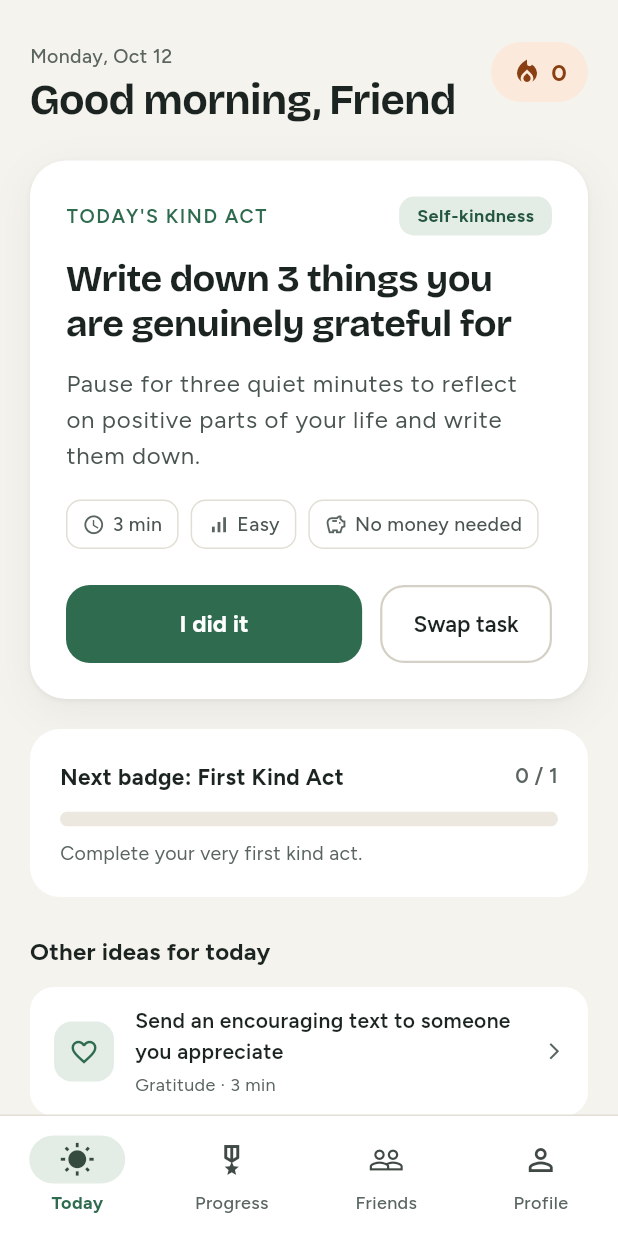
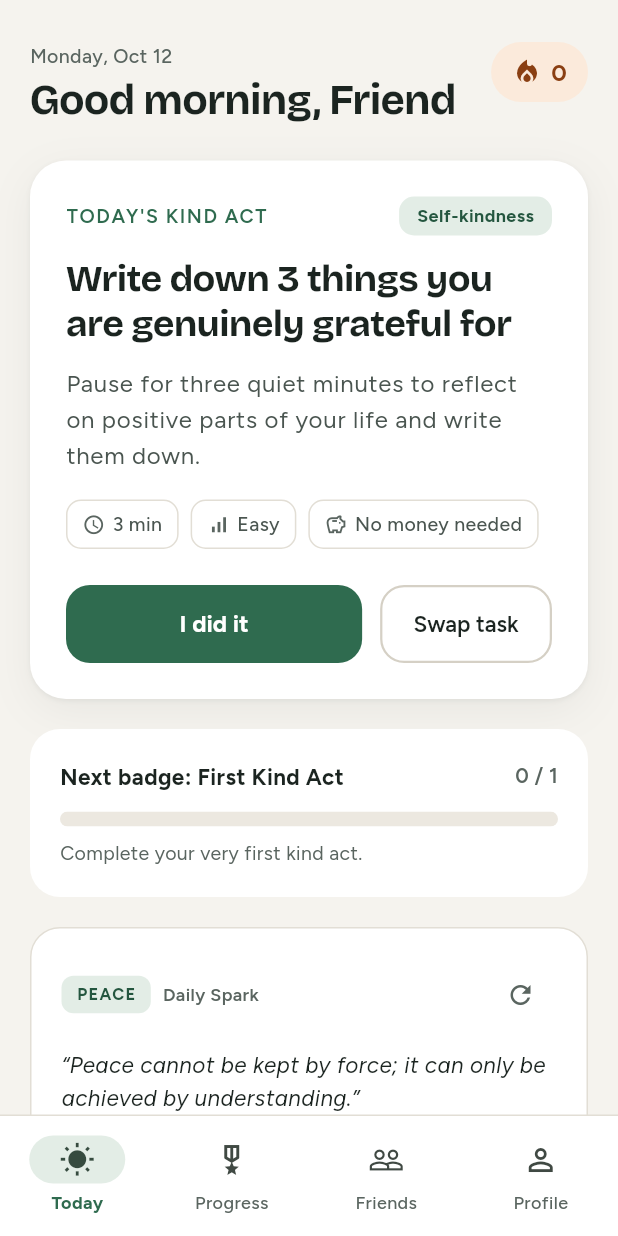
Before and after one commit to alihamzajj/be-kind-app, a Flutter app: the TodayScreen screen opened by its route, on a phone screen of 412 x 824 dp. Run offline on Flutter 3.47's test engine with Material 3 defaults, Android fonts, the phone set to English and light mode, and no system bars; our stand-ins replace flutter_riverpod, go_router, google_fonts, shared_preferences; accounts and stored records are empty.

Commit message:
feat: add random motivational quote card on random topics with refresh action

```diff
--- /dev/null
+++ b/lib/features/home/models/motivational_quote.dart
@@ -0,0 +1,25 @@
+class MotivationalQuote {
+  const MotivationalQuote({
+    required this.quote,
+    required this.author,
+    required this.topic,
+  });
+
+  final String quote;
+  final String author;
+  final String topic;
+
+  factory MotivationalQuote.fromJson(Map<String, dynamic> json) {
+    return MotivationalQuote(
+      quote: json['quote'] as String,
+      author: json['author'] as String,
+      topic: json['topic'] as String,
+    );
+  }
+
+  Map<String, dynamic> toJson() => {
+        'quote': quote,
+        'author': author,
+        'topic': topic,
+      };
+}
--- /dev/null
+++ b/lib/features/home/services/quote_library.dart
@@ -0,0 +1,98 @@
+import 'dart:math';
+import '../models/motivational_quote.dart';
+
+class QuoteLibrary {
+  static const List<MotivationalQuote> quotes = [
+    MotivationalQuote(
+      quote: "No act of kindness, no matter how small, is ever wasted.",
+      author: "Aesop",
+      topic: "Kindness",
+    ),
+    MotivationalQuote(
+      quote: "Kind words can be short and easy to speak, but their echoes are truly endless.",
+      author: "Mother Teresa",
+      topic: "Compassion",
+    ),
+    MotivationalQuote(
+      quote: "Constant kindness can accomplish much. As the sun makes ice melt, kindness causes misunderstanding, mistrust, and hostility to evaporate.",
+      author: "Albert Schweitzer",
+      topic: "Growth",
+    ),
+    MotivationalQuote(
+      quote: "A single gentle word can transform someone's entire day.",
+      author: "Dalai Lama",
+      topic: "Empathy",
+    ),
+    MotivationalQuote(
+      quote: "Try to be a rainbow in someone's cloud.",
+      author: "Maya Angelou",
+      topic: "Hope",
+    ),
+    MotivationalQuote(
+      quote: "We make a living by what we get, but we make a life by what we give.",
+      author: "Winston Churchill",
+      topic: "Generosity",
+    ),
+    MotivationalQuote(
+      quote: "Tenderness and kindness are not signs of weakness and despair, but manifestations of strength and resolution.",
+      author: "Kahlil Gibran",
+      topic: "Strength",
+    ),
+    MotivationalQuote(
+      quote: "Wherever there is a human being, there is an opportunity for a kindness.",
+      author: "Seneca",
+      topic: "Community",
+    ),
+    MotivationalQuote(
+      quote: "Kindness is the language which the deaf can hear and the blind can see.",
+      author: "Mark Twain",
+      topic: "Humanity",
+    ),
+    MotivationalQuote(
+      quote: "You cannot do a kindness too soon, for you never know how soon it will be too late.",
+      author: "Ralph Waldo Emerson",
+      topic: "Presence",
+    ),
+    MotivationalQuote(
+      quote: "What wisdom can you find that is greater than kindness?",
+      author: "Jean-Jacques Rousseau",
+      topic: "Wisdom",
+    ),
+    MotivationalQuote(
+      quote: "In a world where you can be anything, be kind.",
+      author: "Jennifer Dukes Lee",
+      topic: "Purpose",
+    ),
+    MotivationalQuote(
+      quote: "Peace cannot be kept by force; it can only be achieved by understanding.",
+      author: "Albert Einstein",
+      topic: "Peace",
+    ),
+    MotivationalQuote(
+      quote: "To love oneself is the beginning of a lifelong romance.",
+      author: "Oscar Wilde",
+      topic: "Self-Care",
+    ),
+    MotivationalQuote(
+      quote: "The smallest act of caring has the potential to turn a life around.",
+      author: "Mary Anne Radmacher",
+      topic: "Caring",
+    ),
+    MotivationalQuote(
+      quote: "Give what you have. To someone, it may be better than you dare to think.",
+      author: "Henry Wadsworth Longfellow",
+      topic: "Generosity",
+    ),
+  ];
+
+  /// Returns a random quote, optionally avoiding the current quote
+  static MotivationalQuote getRandomQuote([MotivationalQuote? current]) {
+    final random = Random();
+    if (quotes.length <= 1) return quotes.first;
+    MotivationalQuote selected;
+    do {
+      selected = quotes[random.nextInt(quotes.length)];
+    } while (current != null && selected.quote == current.quote);
+    return selected;
+  }
+}
--- a/lib/features/home/today_screen.dart
+++ b/lib/features/home/today_screen.dart
@@ -3,10 +3,32 @@ import 'package:flutter_riverpod/flutter_riverpod.dart';
 import 'package:go_router/go_router.dart';
 import 'package:be_kind/app/theme/app_colors.dart';
 import 'package:be_kind/features/home/controllers/daily_controller.dart';
+import 'package:be_kind/features/home/models/motivational_quote.dart';
+import 'package:be_kind/features/home/services/quote_library.dart';
 import 'package:be_kind/features/home/widgets/alternatives_sheet.dart';
+import 'package:be_kind/features/home/widgets/motivational_quote_card.dart';
 
-class TodayScreen extends ConsumerWidget {
+class TodayScreen extends ConsumerStatefulWidget {
   const TodayScreen({super.key});
+
+  @override
+  ConsumerState<TodayScreen> createState() => _TodayScreenState();
+}
+
+class _TodayScreenState extends ConsumerState<TodayScreen> {
+  late MotivationalQuote _currentQuote;
+
+  @override
+  void initState() {
+    super.initState();
+    _currentQuote = QuoteLibrary.getRandomQuote();
+  }
+
+  void _refreshQuote() {
+    setState(() {
+      _currentQuote = QuoteLibrary.getRandomQuote(_currentQuote);
+    });
+  }
 
   String _getGreeting() {
     final hour = DateTime.now().hour;
@@ -23,7 +45,7 @@ class TodayScreen extends ConsumerWidget {
   }
 
   @override
-  Widget build(BuildContext context, WidgetRef ref) {
+  Widget build(BuildContext context) {
     final state = ref.watch(dailyNotifierProvider);
     final textTheme = Theme.of(context).textTheme;
     final isDesktop = MediaQuery.sizeOf(context).width >= 840;
@@ -266,6 +288,13 @@ class TodayScreen extends ConsumerWidget {
 
           // Next Badge Card
           _NextBadgeCard(state: state),
+          const SizedBox(height: 20),
+
+          // Daily Motivational Quote Card
+          MotivationalQuoteCard(
+            quote: _currentQuote,
+            onRefresh: _refreshQuote,
+          ),
           const SizedBox(height: 24),
 
           // Other ideas for today
--- /dev/null
+++ b/lib/features/home/widgets/motivational_quote_card.dart
@@ -0,0 +1,99 @@
+import 'package:flutter/material.dart';
+import 'package:be_kind/app/theme/app_colors.dart';
+import '../models/motivational_quote.dart';
+
+class MotivationalQuoteCard extends StatelessWidget {
+  const MotivationalQuoteCard({
+    required this.quote,
+    required this.onRefresh,
+    super.key,
+  });
+
+  final MotivationalQuote quote;
+  final VoidCallback onRefresh;
+
+  @override
+  Widget build(BuildContext context) {
+    return Container(
+      padding: const EdgeInsets.all(20),
+      decoration: BoxDecoration(
+        color: AppColors.surface,
+        borderRadius: BorderRadius.circular(20),
+        border: Border.all(color: AppColors.line),
+      ),
+      child: Column(
+        crossAxisAlignment: CrossAxisAlignment.start,
+        children: [
+          Row(
+            mainAxisAlignment: MainAxisAlignment.spaceBetween,
+            children: [
+              Row(
+                children: [
+                  Container(
+                    padding: const EdgeInsets.symmetric(horizontal: 10, vertical: 4),
+                    decoration: BoxDecoration(
+                      color: AppColors.accentSoft,
+                      borderRadius: BorderRadius.circular(8),
+                    ),
+                    child: Text(
+                      quote.topic.toUpperCase(),
+                      style: const TextStyle(
+                        fontSize: 11,
+                        fontWeight: FontWeight.w700,
+                        letterSpacing: 0.08 * 11,
+                        color: AppColors.accentOnSoft,
+                      ),
+                    ),
+                  ),
+                  const SizedBox(width: 8),
+                  const Text(
+                    'Daily Spark',
+                    style: TextStyle(
+                      fontSize: 12,
+                      fontWeight: FontWeight.w600,
+                      color: AppColors.muted,
+                    ),
+                  ),
+                ],
+              ),
+              Semantics(
+                label: 'Get another motivational quote',
+                button: true,
+                child: IconButton(
+                  icon: const Icon(Icons.refresh, size: 20, color: AppColors.muted),
+                  tooltip: 'Get another quote',
+                  onPressed: onRefresh,
+                  padding: EdgeInsets.zero,
+                  constraints: const BoxConstraints(minWidth: 40, minHeight: 40),
+                ),
+              ),
+            ],
+          ),
+          const SizedBox(height: 12),
+          Text(
+            '“${quote.quote}”',
+            style: const TextStyle(
+              fontSize: 15,
+              height: 1.45,
+              fontStyle: FontStyle.italic,
+              fontWeight: FontWeight.w500,
+              color: AppColors.ink,
+            ),
+          ),
+          const SizedBox(height: 10),
+          Align(
+            alignment: Alignment.centerRight,
+            child: Text(
+              '— ${quote.author}',
+              style: const TextStyle(
+                fontSize: 13,
+                fontWeight: FontWeight.w600,
+                color: AppColors.accentDark,
+              ),
+            ),
+          ),
+        ],
+      ),
+    );
+  }
+}
```
